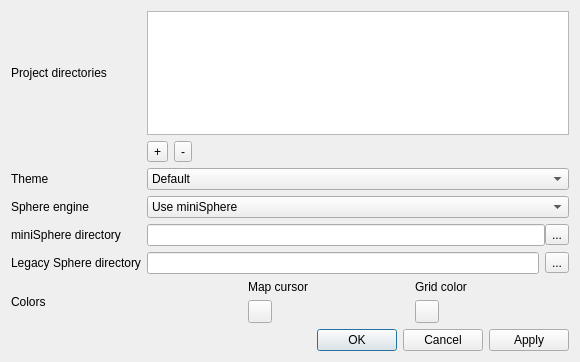
Old version of the form src/dialogs/settingswindow.ui in the repository Eggbertx/QtSphere-IDE.
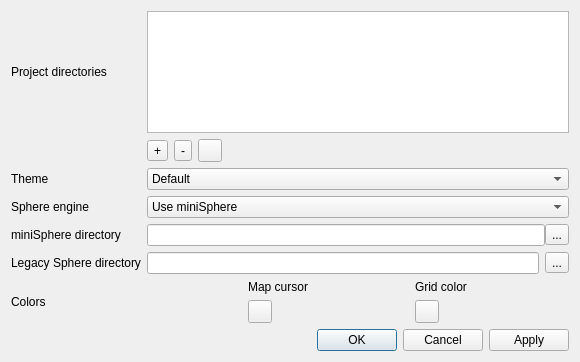
New version of the form. Custom widgets are drawn as their Qt base class.

Commit message: Add browse button for project directories in settings dialog

What changed in the file:
```diff
--- a/src/dialogs/settingswindow.ui
+++ b/src/dialogs/settingswindow.ui
@@ -51,6 +51,16 @@
        </property>
       </widget>
      </item>
+     <item>
+      <widget class="QToolButton" name="browseDirButton">
+       <property name="toolTip">
+        <string>Browse for selected project directory</string>
+       </property>
+       <property name="text">
+        <string/>
+       </property>
+      </widget>
+     </item>
      <item>
       <spacer name="horizontalSpacer">
        <property name="orientation">
```
Left out of the diff: 6 changed lines with no effect on the pictures. The commit also changes 2 other files.
